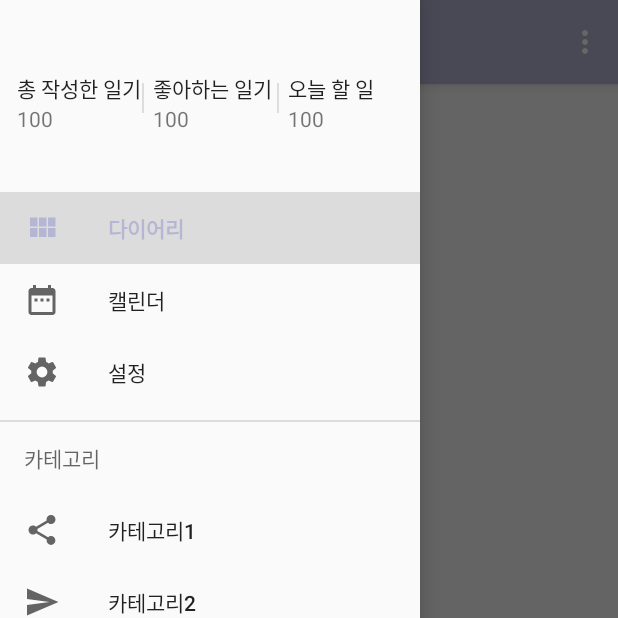
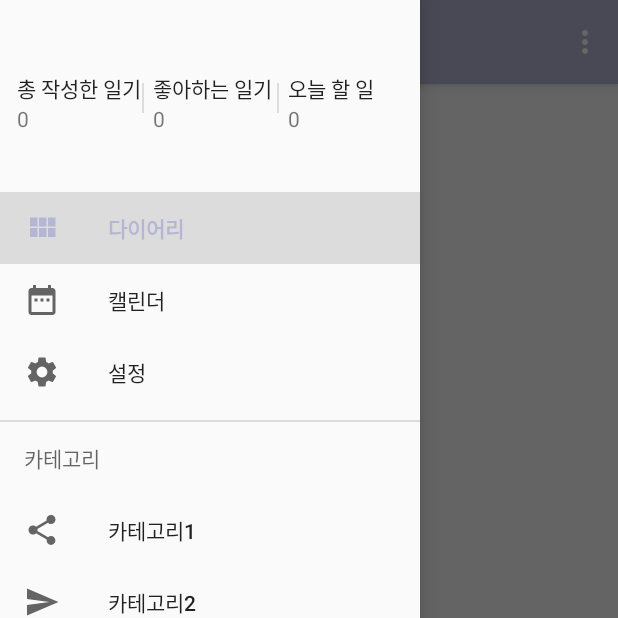
Before and after one commit to jin0220/Diary, an Android app: the MainActivity screen opened directly, with no data from a screen before it, with the side drawer open, on a phone screen of 412 x 824 dp, the top half of it. Run offline under Robolectric (Android 15) with nearby library versions, the phone set to English and light mode, and no system bars.

Commit message:
commit
commit

```diff
--- a/app/src/main/java/com/example/diary/activity/MainActivity.java
+++ b/app/src/main/java/com/example/diary/activity/MainActivity.java
@@ -3,9 +3,12 @@ package com.example.diary.activity;
 import android.app.Activity;
 import android.content.Intent;
 import android.content.SharedPreferences;
+import android.database.Cursor;
 import android.os.Bundle;
 import android.view.Menu;
 import android.view.MenuItem;
+import android.view.View;
+import android.widget.TextView;
 
 import androidx.appcompat.app.ActionBarDrawerToggle;
 import androidx.appcompat.app.AppCompatActivity;
@@ -14,15 +17,22 @@ import androidx.core.view.GravityCompat;
 import androidx.drawerlayout.widget.DrawerLayout;
 
 import com.example.diary.R;
+import com.example.diary.data.DiaryDBHelper;
 import com.example.diary.fragment.CalendarFragment;
 import com.example.diary.fragment.MainFragment;
 import com.google.android.material.navigation.NavigationView;
+
+import java.util.Calendar;
 
 public class MainActivity extends AppCompatActivity
         implements NavigationView.OnNavigationItemSelectedListener {
 
     MainFragment mainFragment;
     CalendarFragment calendarFragment;
+
+    DiaryDBHelper diaryDBHelper;
+
+    TextView total, favorite, today;
 
     public static Activity mainActivity;
 
@@ -60,6 +70,30 @@ public class MainActivity extends AppCompatActivity
         drawer.addDrawerListener(toggle);
         toggle.syncState();
         navigationView.setNavigationItemSelectedListener(this);
+
+        View header = navigationView.getHeaderView(0);
+
+        total = header.findViewById(R.id.total);
+        favorite = header.findViewById(R.id.favorite);
+        today = header.findViewById(R.id.today);
+
+        diaryDBHelper = new DiaryDBHelper(this);
+
+
+        Cursor cursor1 = diaryDBHelper.select();
+        String t = Integer.toString(cursor1.getCount()); //레코드 개수 반환
+        total.setText(t);
+
+        String sql = "select favorite from diary_table where favorite = 1";
+        Cursor cursor2 = diaryDBHelper.select_sql(sql);
+        String f = Integer.toString(cursor2.getCount()); //레코드 개수 반환 (좋아요를 누르고 메인으로 돌아갔을 때 값도 바로 바뀔 수 있게 수정하기)
+        favorite.setText(f);
+
+        String click_date = Calendar.getInstance().get(Calendar.YEAR) + "년 " + (Calendar.getInstance().get(Calendar.MONTH) + 1) + "월 " + Calendar.getInstance().get(Calendar.DAY_OF_MONTH) + "일";
+        String sql2 = "select * from " + diaryDBHelper.TABLE_SCHEDULE + " where start_date like " + "'" + click_date + "%'";
+        Cursor cursor3 = diaryDBHelper.select_sql(sql2);
+        String day = Integer.toString(cursor3.getCount()); //레코드 개수 반환
+        today.setText(day);
 
         mainFragment = new MainFragment();
         getSupportFragmentManager().beginTransaction().add(R.id.container,mainFragment).commit(); //프래그먼트 생성
--- a/app/src/main/res/layout/nav_header_main.xml
+++ b/app/src/main/res/layout/nav_header_main.xml
@@ -27,6 +27,7 @@
                 android:textAppearance="@style/TextAppearance.AppCompat.Body1" />
 
             <TextView
+                android:id="@+id/total"
                 android:layout_width="wrap_content"
                 android:layout_height="wrap_content"
                 android:text="100" />
@@ -54,6 +55,7 @@
                 android:textAppearance="@style/TextAppearance.AppCompat.Body1" />
 
             <TextView
+                android:id="@+id/favorite"
                 android:layout_width="wrap_content"
                 android:layout_height="wrap_content"
                 android:text="100" />
@@ -81,6 +83,7 @@
                 android:textAppearance="@style/TextAppearance.AppCompat.Body1" />
 
             <TextView
+                android:id="@+id/today"
                 android:layout_width="wrap_content"
                 android:layout_height="wrap_content"
                 android:text="100" />
```
Also changed, not shown: app/src/main/java/com/example/diary/activity/PasswordActivity.java (+56 -0 lines).
